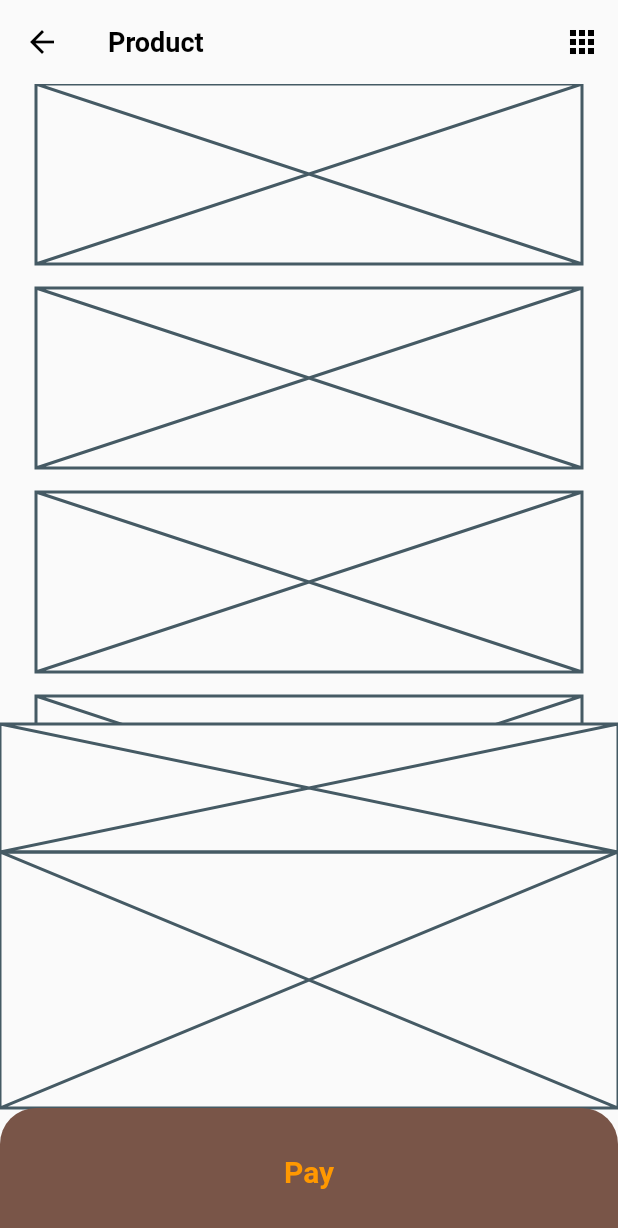
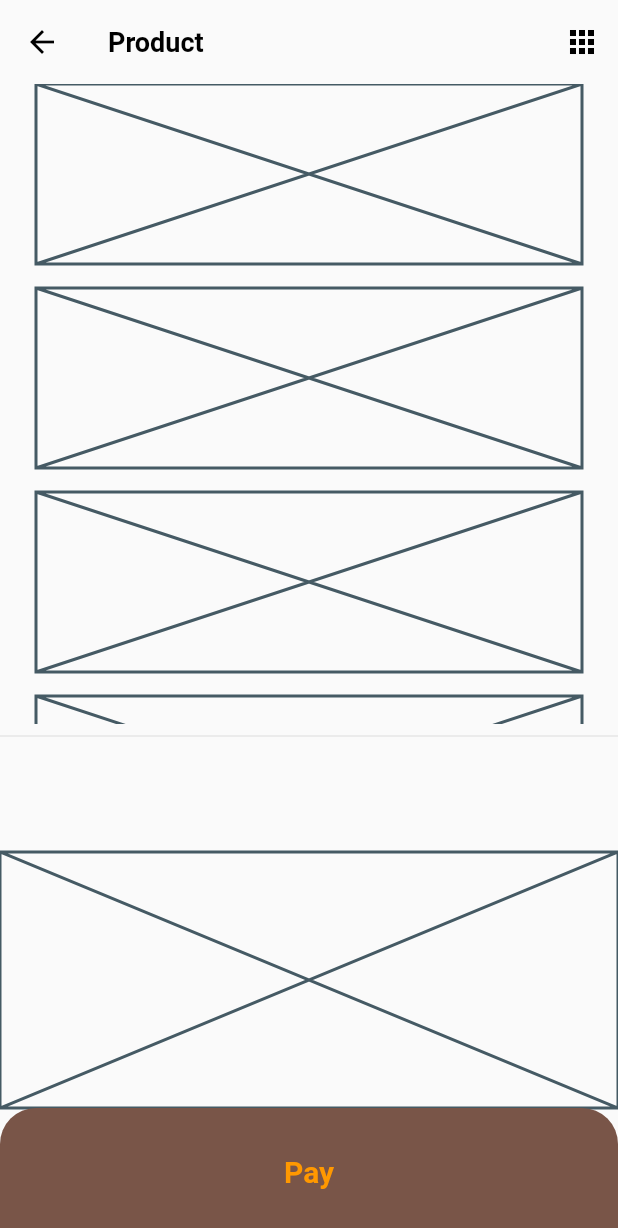
Before and after one commit to JAICHANGPARK/flutter_notebook_the_third_story, a Flutter app: the BookPage screen opened directly, on a phone screen of 412 x 824 dp. Shown: the top 1228 px of the screen. Run offline on Flutter 3.47's test engine with Material 2 defaults, Android fonts, the phone set to English and light mode, and no system bars; our stand-ins replace badges, dotted_border, fl_chart, page_transition, percent_indicator; network calls fail.

Commit message:
Update book_page.dart

```diff
--- a/lib/travel_store_app/book_page.dart
+++ b/lib/travel_store_app/book_page.dart
@@ -73,7 +73,16 @@ class _BookPageState extends State<BookPage> {
                 ),
                 Expanded(
                   flex: 2,
-                  child: Placeholder(),
+                  child: Column(
+                    children: <Widget>[
+                      Divider(),
+                      Row(
+                        children: <Widget>[
+
+                        ],
+                      )
+                    ],
+                  ),
                 )
               ],
             ),
```
